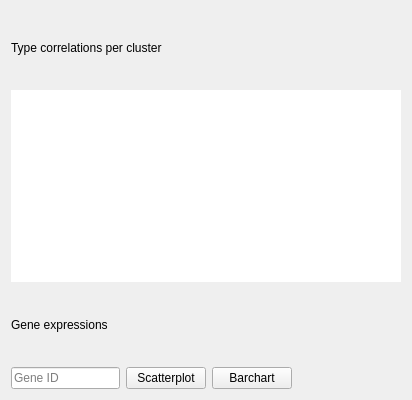
First picture: the form in TabWidget.ui, repository KaikiasVind/CellBadger, before the edit.
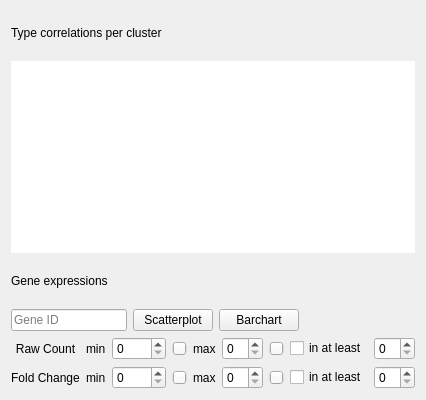
Second picture: the form after the edit.

Commit message: Started to separate the filtering for different tabs.

The edit to the form file:
```diff
--- a/TabWidget.ui
+++ b/TabWidget.ui
@@ -149,6 +149,182 @@
    <item>
     <layout class="QHBoxLayout" name="horizontalLayoutGeneExpressionTable"/>
    </item>
+   <item>
+    <layout class="QGridLayout" name="gridLayoutFilterOptions">
+     <property name="sizeConstraint">
+      <enum>QLayout::SetDefaultConstraint</enum>
+     </property>
+     <item row="2" column="7">
+      <widget class="QSlider" name="horizontalSliderFilterOptionsRawCountCutOffMax">
+       <property name="orientation">
+        <enum>Qt::Horizontal</enum>
+       </property>
+      </widget>
+     </item>
+     <item row="3" column="7">
+      <widget class="QSlider" name="horizontalSliderFilterOptionsFoldChangeCutOffMax">
+       <property name="orientation">
+        <enum>Qt::Horizontal</enum>
+       </property>
+      </widget>
+     </item>
+     <item row="2" column="6">
+      <widget class="QSpinBox" name="spinBoxFilterOptionsRawCountCutOffMax"/>
+     </item>
+     <item row="3" column="8">
+      <widget class="QCheckBox" name="checkBoxFilterOptionsFoldChangeCutOfftInAtLeast">
+       <property name="contextMenuPolicy">
+        <enum>Qt::NoContextMenu</enum>
+       </property>
+       <property name="toolTip">
+        <string>The cut-off must be me in at least n clusters</string>
+       </property>
+       <property name="layoutDirection">
+        <enum>Qt::LeftToRight</enum>
+       </property>
+       <property name="autoFillBackground">
+        <bool>false</bool>
+       </property>
+       <property name="text">
+        <string>in at least</string>
+       </property>
+      </widget>
+     </item>
+     <item row="3" column="0">
+      <widget class="QLabel" name="labelFilteOptionsrFoldChangeCutOff">
+       <property name="text">
+        <string>Fold Change</string>
+       </property>
+       <property name="alignment">
+        <set>Qt::AlignCenter</set>
+       </property>
+      </widget>
+     </item>
+     <item row="3" column="9">
+      <widget class="QSpinBox" name="spinBoxFilterOptionsFoldChangeCutOffInAtLeast">
+       <property name="enabled">
+        <bool>true</bool>
+       </property>
+      </widget>
+     </item>
+     <item row="2" column="4">
+      <widget class="QSlider" name="horizontalSliderFilterOptionsRawCountCutOffMin">
+       <property name="cursor">
+        <cursorShape>ArrowCursor</cursorShape>
+       </property>
+       <property name="maximum">
+        <number>5000</number>
+       </property>
+       <property name="orientation">
+        <enum>Qt::Horizontal</enum>
+       </property>
+      </widget>
+     </item>
+     <item row="2" column="8">
+      <widget class="QCheckBox" name="checkBoxFilterOptionsRawCountCutOffInAtLeast">
+       <property name="contextMenuPolicy">
+        <enum>Qt::NoContextMenu</enum>
+       </property>
+       <property name="toolTip">
+        <string>The cut-off must be me in at least n clusters</string>
+       </property>
+       <property name="text">
+        <string>in at least</string>
+       </property>
+       <property name="iconSize">
+        <size>
+         <width>16</width>
+         <height>16</height>
+        </size>
+       </property>
+      </widget>
+     </item>
+     <item row="2" column="3">
+      <widget class="QSpinBox" name="spinBoxFilterOptionsRawCountCutOffMin">
+       <property name="maximum">
+        <number>5000</number>
+       </property>
+      </widget>
+     </item>
+     <item row="3" column="4">
+      <widget class="QSlider" name="horizontalSliderFilterOptionsFoldChangeCutOffMin">
+       <property name="maximum">
+        <number>50</number>
+       </property>
+       <property name="orientation">
+        <enum>Qt::Horizontal</enum>
+       </property>
+      </widget>
+     </item>
+     <item row="3" column="5">
+      <widget class="QLabel" name="labelFilterOptionsFoldChangeCutOffMax">
+       <property name="toolTip">
+        <string>The maximum raw count value.</string>
+       </property>
+       <property name="text">
+        <string>max</string>
+       </property>
+      </widget>
+     </item>
+     <item row="2" column="0">
+      <widget class="QLabel" name="labelFilterOptionsRawCountCutOff">
+       <property name="text">
+        <string>Raw Count</string>
+       </property>
+       <property name="alignment">
+        <set>Qt::AlignCenter</set>
+       </property>
+      </widget>
+     </item>
+     <item row="2" column="9">
+      <widget class="QSpinBox" name="spinBoxFilterOptionsRawCountCutOffInAtLeast">
+       <property name="enabled">
+        <bool>true</bool>
+       </property>
+      </widget>
+     </item>
+     <item row="3" column="3">
+      <widget class="QSpinBox" name="spinBoxFilterOptionsFoldChangeCutOffMin">
+       <property name="maximum">
+        <number>50</number>
+       </property>
+      </widget>
+     </item>
+     <item row="2" column="1">
+      <widget class="QLabel" name="labelFilterOptionsRawCountCutOffMin">
+       <property name="toolTip">
+        <string>The minimum raw count value.</string>
+       </property>
+       <property name="text">
+        <string>min</string>
+       </property>
+      </widget>
+     </item>
+     <item row="2" column="5">
+      <widget class="QLabel" name="labelFilterOptionsRawCountCutOffMax">
+       <property name="toolTip">
+        <string>The maximum raw count value.</string>
+       </property>
+       <property name="text">
+        <string>max</string>
+       </property>
+      </widget>
+     </item>
+     <item row="3" column="1">
+      <widget class="QLabel" name="labelFilterOptionsFoldChangeCutOffMin">
+       <property name="toolTip">
+        <string>The minimum raw count value.</string>
+       </property>
+       <property name="text">
+        <string>min</string>
+       </property>
+      </widget>
+     </item>
+     <item row="3" column="6">
+      <widget class="QSpinBox" name="spinBoxFilterOptionsFoldChangeCutOffMax"/>
+     </item>
+    </layout>
+   </item>
   </layout>
  </widget>
  <resources/>
```
Left out of the diff: 2 changed lines with no effect on the pictures. The commit also changes 6 other files.
